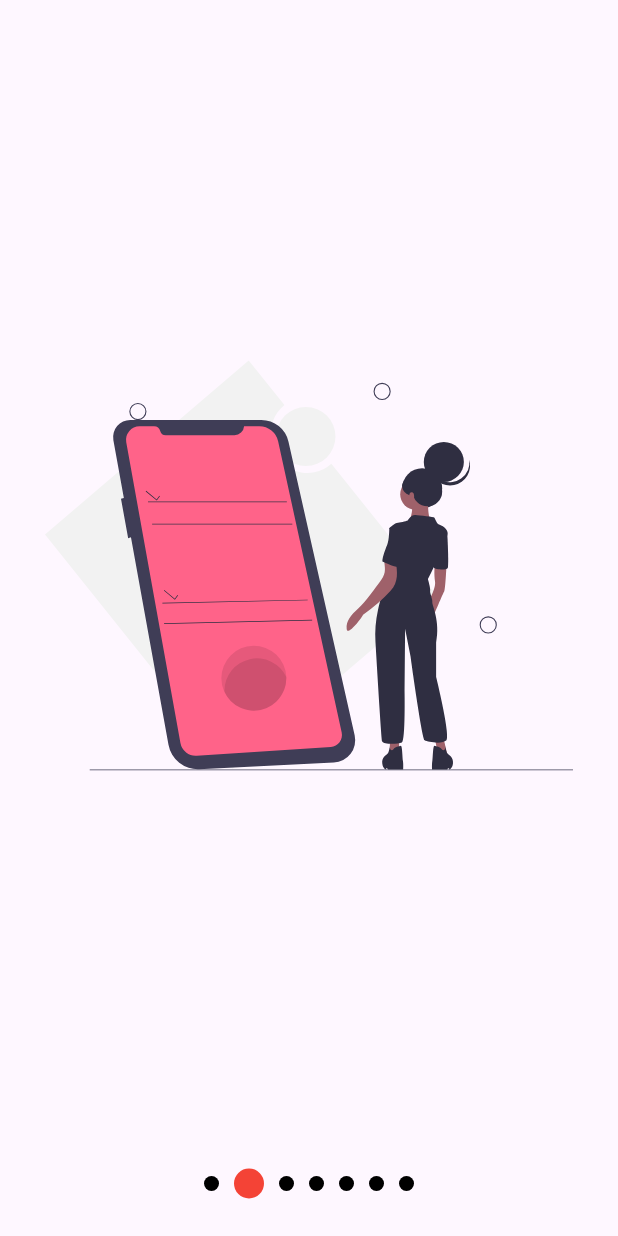
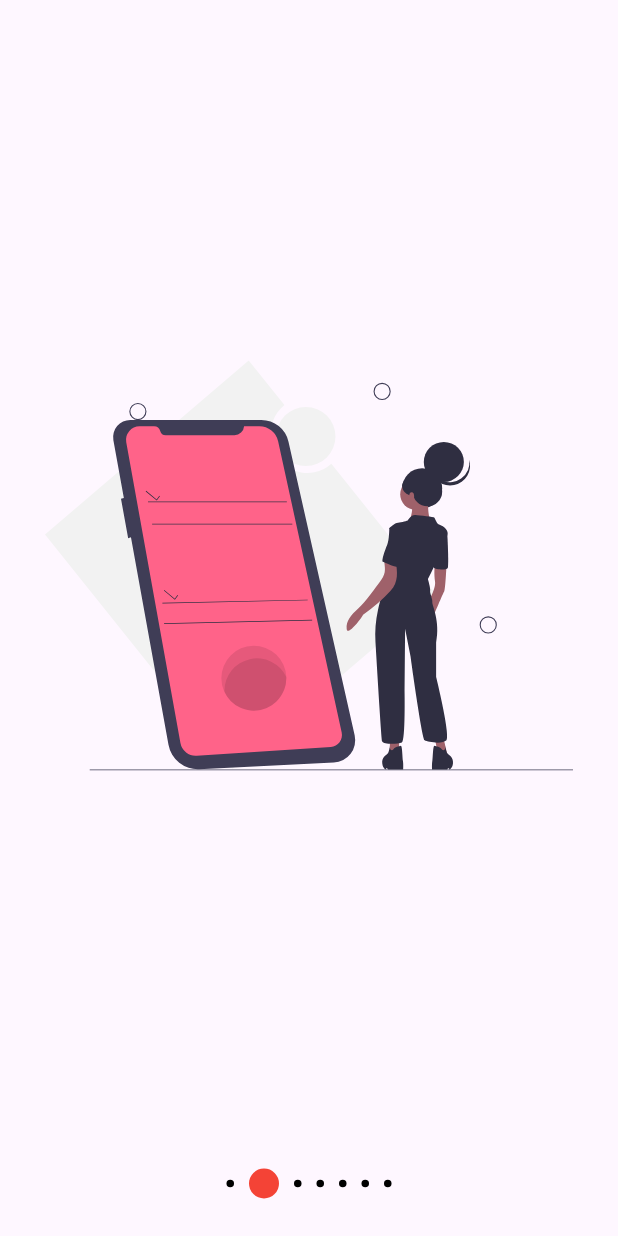
Before and after one commit to AugustoSan/curso_udemy_disenos, a Flutter app: the screen it shows after launch, swiped to page 2, on a phone screen of 412 x 824 dp. Run offline on Flutter 3.47's test engine with Material 3 defaults, Android fonts, the light colour scheme and no system bars; our stand-ins replace flutter_svg.

Commit message:
se agrega tamaño de dots

```diff
--- a/lib/src/models/slider_model.dart
+++ b/lib/src/models/slider_model.dart
@@ -2,11 +2,25 @@ import 'package:flutter/material.dart';
 
 class SliderModel with ChangeNotifier {
   double _currentPage = 0.0;
+  Color _primaryColor = Colors.blue;
+  Color _secondaryColor = Colors.grey;
 
   double get currentPage => _currentPage;
+  Color get primaryColor => _primaryColor;
+  Color get secondaryColor => _secondaryColor;
 
   set currentPage(double value) {
     _currentPage = value;
     notifyListeners();
   }
+
+  set primaryColor(Color value) {
+    _primaryColor = value;
+    notifyListeners();
+  }
+
+  set secondaryColor(Color value) {
+    _secondaryColor = value;
+    notifyListeners();
+  }
 }
--- a/lib/src/pages/slideshow_page.dart
+++ b/lib/src/pages/slideshow_page.dart
@@ -17,6 +17,8 @@ class SlideshowPage extends StatelessWidget {
           // showDotsTop: true,
           primaryColor: Colors.red,
           secondaryColor: Colors.black,
+          dotSizeActive: 20,
+          dotSizeInactive: 5,
           showDots: true,
           slides: [
             SvgPicture.asset('assets/svgs/slide-1.svg'),
--- a/lib/src/widgets/slideshow.dart
+++ b/lib/src/widgets/slideshow.dart
@@ -1,6 +1,5 @@
 import 'package:flutter/material.dart';
 import 'package:provider/provider.dart';
-import 'package:curso_udemy_disenos/src/models/index.dart';
 
 class Slidesshow extends StatelessWidget {
   final List<Widget> slides;
@@ -8,6 +7,8 @@ class Slidesshow extends StatelessWidget {
   final bool showDotsTop;
   final Color primaryColor;
   final Color secondaryColor;
+  final double dotSizeActive;
+  final double dotSizeInactive;
   const Slidesshow({
     super.key,
     required this.slides,
@@ -15,21 +16,29 @@ class Slidesshow extends StatelessWidget {
     this.showDotsTop = false,
     this.primaryColor = Colors.blue,
     this.secondaryColor = Colors.grey,
+    this.dotSizeActive = 20,
+    this.dotSizeInactive = 10,
   });
 
   @override
   Widget build(BuildContext context) {
     return ChangeNotifierProvider(
-      create: (_) => SliderModel(),
+      create: (_) => _SlideshowModel(
+        currentPage: 0.0,
+        primaryColor: primaryColor,
+        secondaryColor: secondaryColor,
+        dotSizeActive: dotSizeActive,
+        dotSizeInactive: dotSizeInactive,
+      ),
       child: SafeArea(
         child: Center(
           child: Column(
             children: [
-              if(showDotsTop && showDots) _Dots(totalSlides: slides.length, primaryColor: primaryColor, secondaryColor: secondaryColor),
+              if(showDotsTop && showDots) _Dots(totalSlides: slides.length),
               Expanded(child: _Slides(slides: slides)),
-              if(!showDotsTop && showDots) _Dots(totalSlides: slides.length, primaryColor: primaryColor, secondaryColor: secondaryColor),
+              if(!showDotsTop && showDots) _Dots(totalSlides: slides.length),
             ],
-          )
+          ),
         ),
       )
     );
@@ -39,9 +48,7 @@ class Slidesshow extends StatelessWidget {
 
 class _Dots extends StatelessWidget {
   final int totalSlides;
-  final Color primaryColor;
-  final Color secondaryColor;
-  const _Dots({required this.totalSlides, required this.primaryColor, required this.secondaryColor});
+  const _Dots({required this.totalSlides});
   @override
   Widget build(BuildContext context) {
     return SizedBox(
@@ -49,7 +56,7 @@ class _Dots extends StatelessWidget {
       height: 70,
       child: Row(
         mainAxisAlignment: MainAxisAlignment.center,
-        children: List.generate(totalSlides, (index) => _Dot(index: index, primaryColor: primaryColor, secondaryColor: secondaryColor)),
+        children: List.generate(totalSlides, (index) => _Dot(index: index)),
       ),
     );
   }
@@ -57,27 +64,21 @@ class _Dots extends StatelessWidget {
 
 class _Dot extends StatelessWidget {
   final int index;
-  final Color primaryColor;
-  final Color secondaryColor;
   const _Dot({
-    required this.index,
-    required this.primaryColor,
-    required this.secondaryColor
+    required this.index
   });
 
   @override
   Widget build(BuildContext context) {
-    final currentPage = Provider.of<SliderModel>(context).currentPage;
-    // Determinar si el punto actual es el activo o no, considerando un rango de 0.5 para cada lado del índice
-    final isActive = (currentPage >= index - 0.5) && (currentPage < index + 0.5);
-
+    final model = Provider.of<_SlideshowModel>(context);
+    final isActive = (model.currentPage >= index - 0.5) && (model.currentPage < index + 0.5);
     return AnimatedContainer(
       duration: const Duration(milliseconds: 300),
-      width: isActive ? 20 : 10,
-      height: isActive ? 20 : 10,
+      width: isActive ? model.dotSizeActive : model.dotSizeInactive,
+      height: isActive ? model.dotSizeActive : model.dotSizeInactive,
       margin: const EdgeInsets.symmetric(horizontal: 5),
       decoration: BoxDecoration(
-        color: isActive ? primaryColor : secondaryColor,
+        color: isActive ? model.primaryColor : model.secondaryColor,
         shape: BoxShape.circle,
       ),
     );
@@ -103,8 +104,8 @@ class _SlidesState extends State<_Slides> {
     pageViewController.addListener(() {
         print('Página actual: ${pageViewController.page}');
 
-        // Actualizar el valor de currentPage en el SliderModel
-        Provider.of<SliderModel>(context, listen: false).currentPage = pageViewController.page!;
+        // Actualizar el valor de currentPage en el
+        Provider.of<_SlideshowModel>(context, listen: false).currentPage = pageViewController.page!;
     });
   }
   @override
@@ -138,3 +139,54 @@ class _Slide extends StatelessWidget {
     );
   }
 }
+
+class _SlideshowModel with ChangeNotifier {
+  double _currentPage = 0.0;
+  Color _primaryColor = Colors.blue;
+  Color _secondaryColor = Colors.grey;
+  double _dotSizeActive = 20;
+  double _dotSizeInactive = 10;
+
+  _SlideshowModel({
+    double currentPage = 0.0,
+    Color primaryColor = Colors.blue,
+    Color secondaryColor = Colors.grey,
+    double dotSizeActive = 20,
+    double dotSizeInactive = 10,
+  }): _currentPage = currentPage,
+      _primaryColor = primaryColor,
+      _secondaryColor = secondaryColor,
+      _dotSizeActive = dotSizeActive,
+      _dotSizeInactive = dotSizeInactive;
+
+  double get currentPage => _currentPage;
+  set currentPage(double value) {
+    _currentPage = value;
+    notifyListeners();
+  }
+
+  Color get primaryColor => _primaryColor;
+  set primaryColor(Color value) {
+    _primaryColor = value;
+    notifyListeners();
+  }
+
+
+  Color get secondaryColor => _secondaryColor;
+  set secondaryColor(Color value) {
+    _secondaryColor = value;
+    notifyListeners();
+  }
+
+  double get dotSizeActive => _dotSizeActive;
+  set dotSizeActive(double value) {
+    _dotSizeActive = value;
+    notifyListeners();
+  }
+
+  double get dotSizeInactive => _dotSizeInactive;
+  set dotSizeInactive(double value) {
+    _dotSizeInactive = value;
+    notifyListeners();
+  }
+}
```
